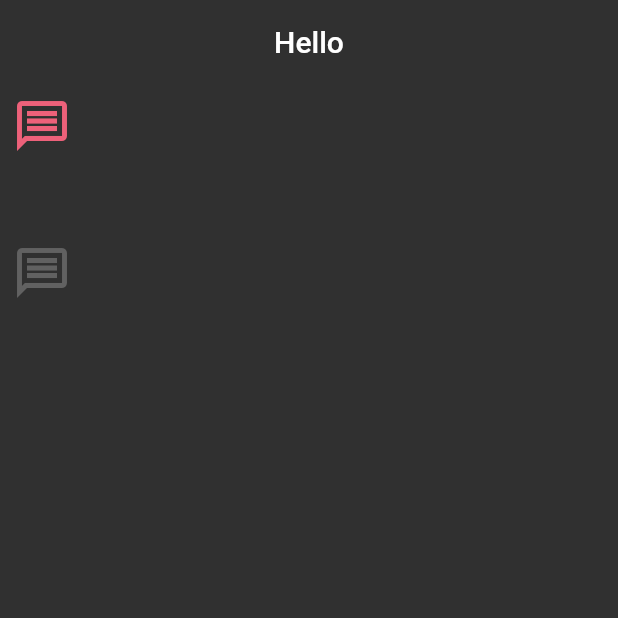
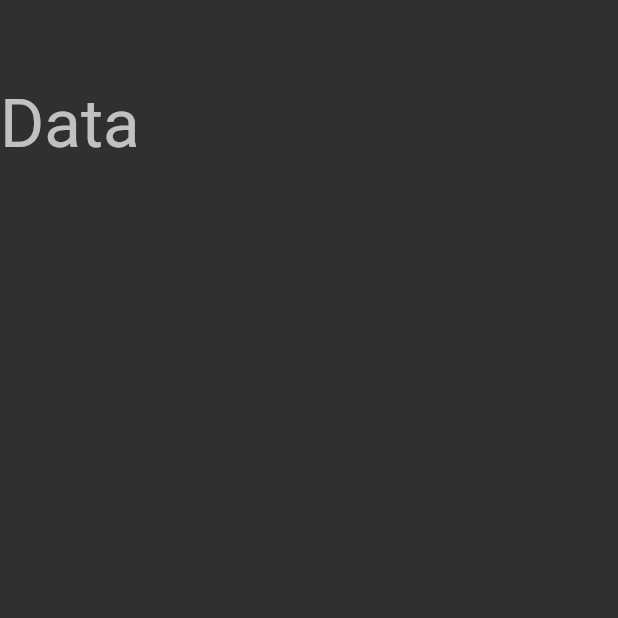
Before and after one commit to hasandgursoy/Flutter-Full, a Flutter app: the screen it shows after launch, on a phone screen of 412 x 824 dp, the top half of it. Run offline on Flutter 3.47's test engine with Material 2 defaults, Android fonts, the phone set to English and light mode, and no system bars.

Commit message:
Stateless Widget

```diff
--- /dev/null
+++ b/lib/101/stateless_larn.dart
@@ -0,0 +1,32 @@
+import 'package:flutter/material.dart';
+
+class StateLessLearn extends StatelessWidget {
+  const StateLessLearn({Key? key}) : super(key: key);
+
+  @override
+  Widget build(BuildContext context) {
+    return Scaffold(
+      appBar: AppBar(),
+      body: Column(
+        children: const [
+          _TittleText(title: "Data")
+        ],
+      ),
+    );
+  }
+}
+
+// Widgetlarımızı aşşağıdaki gibi extract widget diyerek dışarı çıkarıyoruz.
+// Ve widgetlarımızın isminin başına "_" işaretini koyuyoruz ki başka yerden ulaşışmasın.
+// StateLess widget'ın içinde değişken oluşturmak istiyorsak değişken ya nullable olacak yada required olarak constructor'da tanımlanacak.
+
+class _TittleText extends StatelessWidget {
+  const _TittleText({Key? key, required this.title}) : super(key: key);
+
+  final String title;
+
+  @override
+  Widget build(BuildContext context) {
+    return Text(title, style: Theme.of(context).textTheme.headline3);
+  }
+}
--- a/lib/main.dart
+++ b/lib/main.dart
@@ -1,7 +1,9 @@
 import 'package:flutter/material.dart';
 import 'package:flutter/services.dart';
-import 'package:flutter_full_learn/101/Icon_learn.dart';
+//import 'package:flutter_full_learn/101/Icon_learn.dart';
 import 'package:flutter_full_learn/101/color_learn.dart';
+
+import '101/stateless_larn.dart';
 //import 'package:flutter_full_learn/101/container_sized_box_learn.dart';
 //import '101/app_bar.dart';
 //import '101/button_learn.dart';
@@ -33,6 +35,6 @@ class MyApp extends StatelessWidget {
           backgroundColor: Colors.transparent,
           elevation: 0,
         )),
-        home: IconLearnView());
+        home: StateLessLearn());
   }
 }
```
